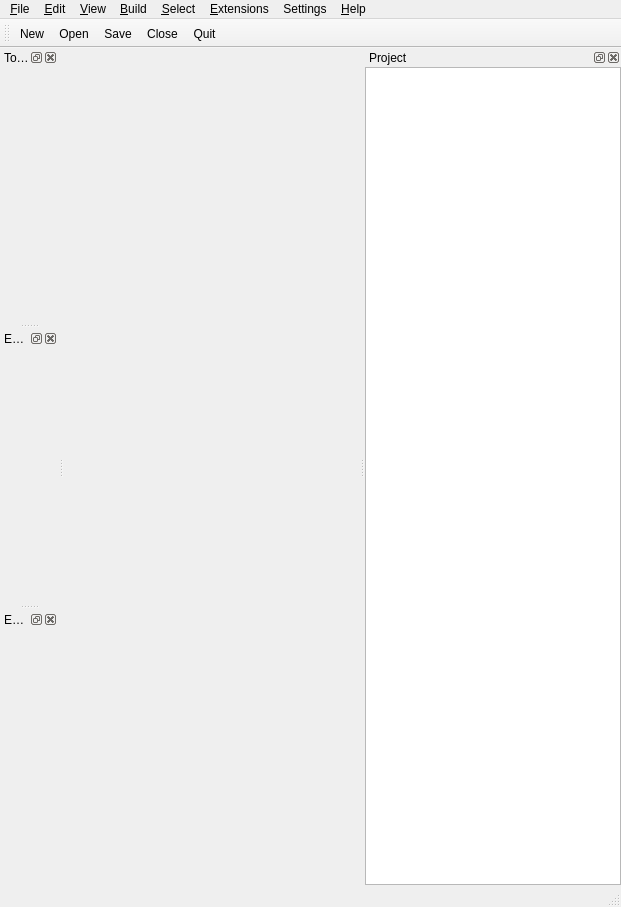
Before: the Qt Designer form avogadro/src/mainwindow.ui in cryos/avogadro, drawn with Qt 5.
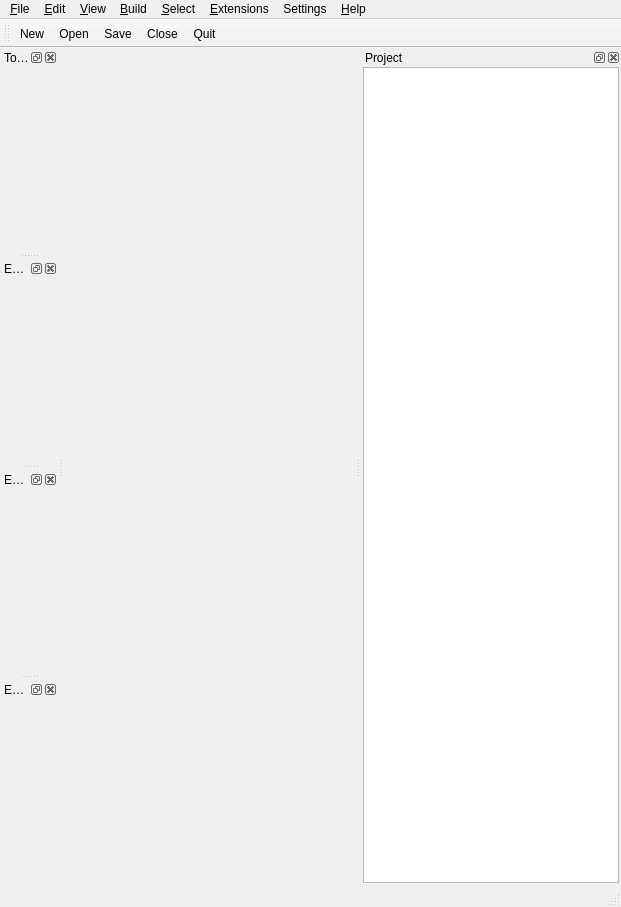
After: the same form once the commit is applied. Icons and pictures are not drawn. Custom widgets are drawn as their Qt base class.

Commit message: Separated the Engine Configuration dialog into two separate dialogs.  The titles need some changing and/or they need to become icons.  This is what we should actually do.  Unfortunatly I believe this is deeply embeded in the MainWindow widget and far be it for me to want to dig into it.

What changed in the file:
```diff
--- a/avogadro/src/mainwindow.ui
+++ b/avogadro/src/mainwindow.ui
@@ -171,16 +171,16 @@
       <number>6</number>
      </property>
      <property name="leftMargin" >
-      <number>0</number>
+      <number>2</number>
      </property>
      <property name="topMargin" >
       <number>0</number>
      </property>
      <property name="rightMargin" >
-      <number>0</number>
+      <number>2</number>
      </property>
      <property name="bottomMargin" >
-      <number>0</number>
+      <number>2</number>
      </property>
      <item>
       <widget class="Avogadro::PrimitiveTreeView" name="projectTree" >
@@ -228,6 +228,15 @@
    </attribute>
    <widget class="QWidget" name="engineConfigurationWidget" />
   </widget>
+  <widget class="QDockWidget" name="enginePrimitivesDock" >
+   <property name="windowTitle" >
+    <string>Engine Primitives</string>
+   </property>
+   <attribute name="dockWidgetArea" >
+    <number>1</number>
+   </attribute>
+   <widget class="QWidget" name="enginePrimitivesWidget" />
+  </widget>
   <action name="actionOpen" >
    <property name="icon" >
     <iconset resource="avogadro.qrc" >:/icons/fileopen.png</iconset>
```
Left out of the diff: 2 changed lines with no effect on the pictures. The commit also changes 5 other files.
